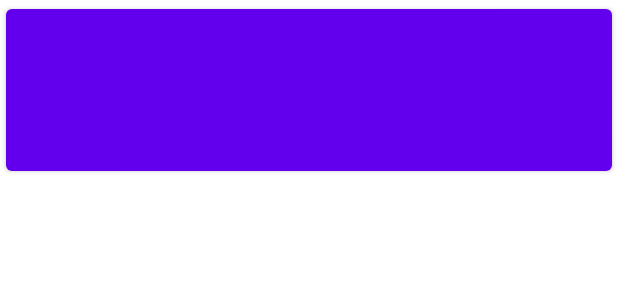
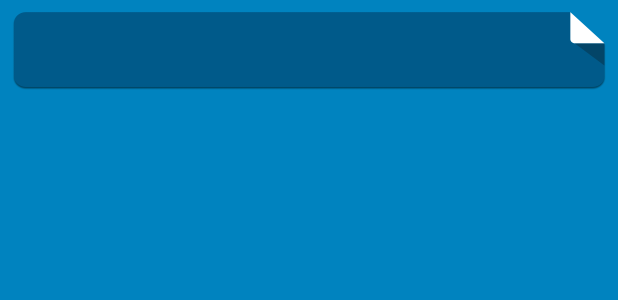
Before and after one commit to fjxplus/BeatBox, an Android app: the layout list_item_sound.xml on its own in the app's theme, with its tools: preview values and no code run, on a phone screen of 412 x 824 dp. Shown: the top 300 px of the screen. Run offline under Robolectric (Android 15) with nearby library versions, the phone set to English and light mode, and no system bars.

Commit message:
制作应用图标，更新主题和按钮样式

```diff
--- a/app/build.gradle
+++ b/app/build.gradle
@@ -42,7 +42,9 @@ dependencies {
     implementation 'androidx.appcompat:appcompat:1.3.1'
     implementation 'com.google.android.material:material:1.4.0'
     implementation 'androidx.constraintlayout:constraintlayout:2.1.1'
-    testImplementation 'junit:junit:4.+'
+    testImplementation 'junit:junit:4.13.2'
+    testImplementation 'org.mockito:mockito-core:4.1.0'
+    testImplementation 'org.mockito:mockito-inline:4.1.0'
     androidTestImplementation 'androidx.test.ext:junit:1.1.3'
     androidTestImplementation 'androidx.test.espresso:espresso-core:3.4.0'
 }
--- /dev/null
+++ b/app/src/main/res/drawable/button_beat_box.xml
@@ -0,0 +1,8 @@
+<?xml version="1.0" encoding="utf-8"?>
+<!--state list drawable 可以根据按钮状态来指向不同的drawable-->
+<selector xmlns:android="http://schemas.android.com/apk/res/android">
+
+    <item android:drawable="@drawable/ic_button_beat_box_pressed"
+        android:state_pressed="true"/>
+    <item android:drawable="@drawable/ic_button_beat_box_default"/>
+</selector>
--- a/app/src/main/res/layout/activity_main.xml
+++ b/app/src/main/res/layout/activity_main.xml
@@ -27,16 +27,16 @@
                     android:layout_width="match_parent"
                     android:layout_height="wrap_content"
                     android:layout_marginStart="8dp"
-                    android:text="播放速度" />
+                    android:text="@string/play_rate" />
 
                 <SeekBar
                     android:id="@+id/seek_bar"
                     android:layout_width="match_parent"
-                    android:layout_height="wrap_content"
-                    android:layout_below="@+id/seek_bar_text" />
+                    android:layout_height="wrap_content" />
             </LinearLayout>
 
             <Button
+                style="@style/Widget.AppCompat.Button.Colored"
                 android:id="@+id/init_progress"
                 android:layout_width="wrap_content"
                 android:layout_height="wrap_content"
--- a/app/src/main/res/layout/list_item_sound.xml
+++ b/app/src/main/res/layout/list_item_sound.xml
@@ -10,11 +10,17 @@
     </data>
 
     <!--  使用@{ }便可以使用视图模型属性，可以以调用使用BindingAdapter注解的属性  <-->
-    <Button
+    <FrameLayout
         android:layout_width="match_parent"
-        android:layout_height="120dp"
-        android:layout_marginStart="4dp"
-        android:layout_marginEnd="4dp"
-        android:onClick="@{() -> viewModel.onButtonClicked()}"
-        android:text="@{`File name: ` + viewModel.title ?? `No File`}"/>
+        android:layout_height="wrap_content"
+        android:layout_margin="8dp">
+        <Button
+            android:layout_width="match_parent"
+            android:layout_height="match_parent"
+            android:layout_gravity="center"
+            android:gravity="center"
+            android:onClick="@{() -> viewModel.onButtonClicked()}"
+            android:text="@{viewModel.title}"/>
+    </FrameLayout>
+
 </layout>
--- a/app/src/main/res/values-night/themes.xml
+++ b/app/src/main/res/values-night/themes.xml
@@ -1,9 +1,9 @@
 <resources xmlns:tools="http://schemas.android.com/tools">
     <!-- Base application theme. -->
-    <style name="Theme.BeatBox" parent="Theme.MaterialComponents.DayNight.DarkActionBar">
+    <style name="Theme.BeatBox" parent="Theme.AppCompat.DayNight">
         <!-- Primary brand color. -->
-        <item name="colorPrimary">@color/purple_200</item>
-        <item name="colorPrimaryVariant">@color/purple_700</item>
+        <item name="colorPrimary">@color/soothing_blue</item>
+        <item name="colorPrimaryVariant">@color/dark_blue</item>
         <item name="colorOnPrimary">@color/black</item>
         <!-- Secondary brand color. -->
         <item name="colorSecondary">@color/teal_200</item>
@@ -12,5 +12,12 @@
         <!-- Status bar color. -->
         <item name="android:statusBarColor" tools:targetApi="l">?attr/colorPrimaryVariant</item>
         <!-- Customize your theme here. -->
+
+        <item name="buttonStyle">@style/BeatBoxButton</item>
+    </style>
+
+    <!--  为按钮创建样式，指定"android:background"为XML drawable  -->
+    <style name="BeatBoxButton" parent="Widget.AppCompat.Button.Borderless">
+        <item name="android:background">@drawable/button_beat_box</item>
     </style>
 </resources>
--- a/app/src/main/res/values/colors.xml
+++ b/app/src/main/res/values/colors.xml
@@ -7,4 +7,9 @@
     <color name="teal_700">#FF018786</color>
     <color name="black">#FF000000</color>
     <color name="white">#FFFFFFFF</color>
+    <color name="red">#F44336</color>
+    <color name="dark_red">#C3352B</color>
+    <color name="gray">#607D8B</color>
+    <color name="soothing_blue">#0083BF</color>
+    <color name="dark_blue">#005A8A</color>
 </resources>
--- a/app/src/main/res/values/strings.xml
+++ b/app/src/main/res/values/strings.xml
@@ -1,4 +1,5 @@
 <resources>
     <string name="app_name">BeatBox</string>
     <string name="init_progress">重置</string>
+    <string name="play_rate">播放速度</string>
 </resources>
--- a/app/src/main/res/values/themes.xml
+++ b/app/src/main/res/values/themes.xml
@@ -1,9 +1,9 @@
 <resources xmlns:tools="http://schemas.android.com/tools">
     <!-- Base application theme. -->
-    <style name="Theme.BeatBox" parent="Theme.MaterialComponents.DayNight.DarkActionBar">
+    <style name="Theme.BeatBox" parent="Theme.AppCompat">
         <!-- Primary brand color. -->
-        <item name="colorPrimary">@color/purple_500</item>
-        <item name="colorPrimaryVariant">@color/purple_700</item>
+        <item name="colorPrimary">@color/soothing_blue</item>
+        <item name="colorPrimaryVariant">@color/dark_blue</item>
         <item name="colorOnPrimary">@color/white</item>
         <!-- Secondary brand color. -->
         <item name="colorSecondary">@color/teal_200</item>
@@ -12,5 +12,13 @@
         <!-- Status bar color. -->
         <item name="android:statusBarColor" tools:targetApi="l">?attr/colorPrimaryVariant</item>
         <!-- Customize your theme here. -->
+
+        <item name="android:windowBackground">@color/soothing_blue</item>
+        <item name="buttonStyle">@style/BeatBoxButton</item>
+    </style>
+
+    <!--  为按钮创建样式，指定"android:background"为XML drawable  -->
+    <style name="BeatBoxButton" parent="Widget.AppCompat.Button.Borderless">
+        <item name="android:background">@drawable/button_beat_box</item>
     </style>
 </resources>
```
Also changed, not shown: app/src/main/res/drawable/button_beat_box_normal.xml (added, +7 -0 lines), app/src/main/res/drawable/button_beat_box_pressed.xml (added, +19 -0 lines), app/src/main/res/drawable-xxhdpi/ic_button_beat_box_default.9.png (added), app/src/main/res/drawable-xxhdpi/ic_button_beat_box_pressed.9.png (added).
